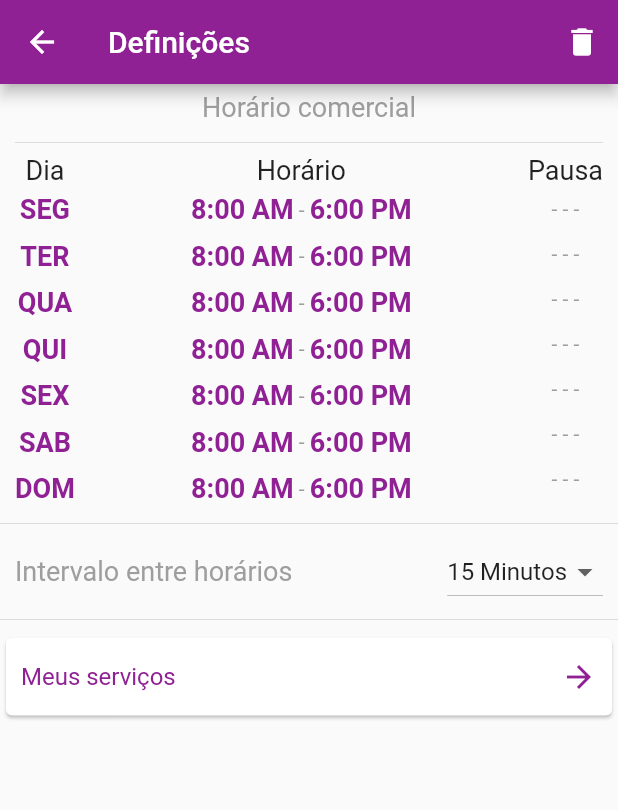
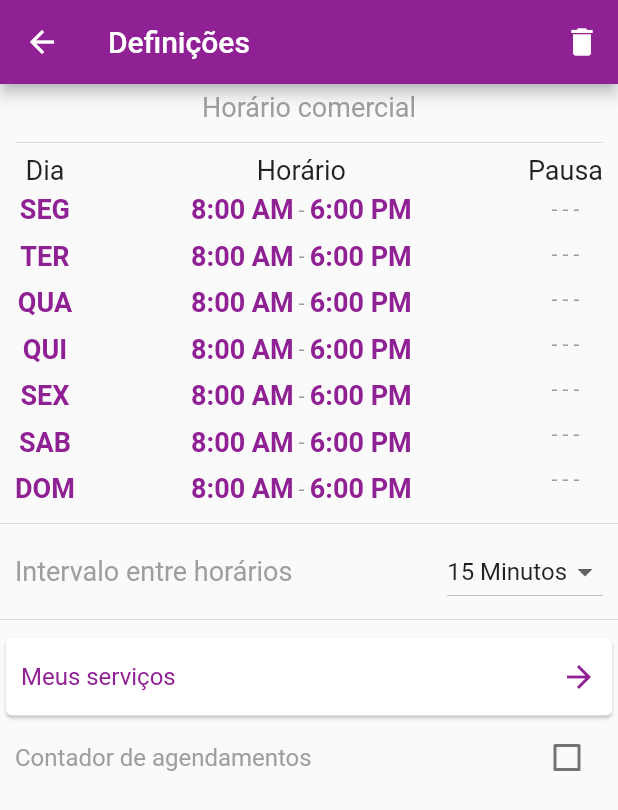
Before and after one commit to ranielison/agendamentos, a Flutter app: the SettingsView screen opened by its route, on a phone screen of 412 x 824 dp. Shown: the top 810 px of the screen. Run offline on Flutter 3.47's test engine with Material 2 defaults, Android fonts, the phone set to English and light mode, and no system bars; our stand-ins replace fluttertoast, get, hive, mask_text_input_formatter, table_calendar; missing offline and left inert: interval_time_picker; accounts and stored records are empty; generated files the repository leaves out were written again; statements that could not run were skipped.

Commit message:
feat: mostrando contador de agendamentos

```diff
--- a/lib/app/global/bindings/applicationBinding.dart
+++ b/lib/app/global/bindings/applicationBinding.dart
@@ -1,3 +1,4 @@
+import 'package:agendamentos/app/global/controllers/global_controller.dart';
 import 'package:agendamentos/app/global/helpers/local_data_helper.dart';
 import 'package:get/get.dart';
 import 'package:uuid/uuid.dart';
@@ -7,5 +8,6 @@ class ApplicationBinding implements Bindings {
   void dependencies() {
     Get.put<LocalDataHelper>(LocalDataHelper());
     Get.put<Uuid>(Uuid());
+    Get.put<GlobalController>(GlobalController());
   }
 }
--- /dev/null
+++ b/lib/app/global/controllers/global_controller.dart
@@ -0,0 +1,10 @@
+import 'package:get/get.dart';
+
+class GlobalController extends GetxController {
+  RxBool _showEventAmount = false.obs;
+  bool get showEventAmount => _showEventAmount.value;
+
+  void setShowEventAmount(bool value) {
+    _showEventAmount.value = value;
+  }
+}
--- a/lib/app/modules/agenda/controllers/agenda_controller.dart
+++ b/lib/app/modules/agenda/controllers/agenda_controller.dart
@@ -157,9 +157,10 @@ class AgendaController extends GetxController
 
     _selectedEvents.add(ag);
     if (_events[key] != null) {
-      _events[key].add(ag);
+      _events[key] = [..._events[key], ag];
     } else {
-      _events[key] = [ag];
+      _events.putIfAbsent(key, () => [ag]);
+      refresh();
     }
   }
 
--- a/lib/app/modules/agenda/widgets/list_agendamentos.dart
+++ b/lib/app/modules/agenda/widgets/list_agendamentos.dart
@@ -1,5 +1,6 @@
 import 'package:agendamentos/app/data/models/agendamento.dart';
 import 'package:agendamentos/app/modules/lista_horarios/widgets/item_agendamento.dart';
+import 'package:agendamentos/app/utils/no_animation_list.dart';
 import 'package:flutter/material.dart';
 
 class ListAgendamentos extends StatelessWidget {
@@ -12,13 +13,15 @@ class ListAgendamentos extends StatelessWidget {
 
   @override
   Widget build(BuildContext context) {
-    return ListView.builder(
+    return NoAnimationList(
+      child: ListView.builder(
         itemCount: agendamentos?.length ?? 0,
         itemBuilder: (_, index) {
           return ItemAgendamento(
             agendamento: agendamentos[index],
           );
         },
+      ),
     );
   }
 }
--- a/lib/app/modules/settings/views/settings_view.dart
+++ b/lib/app/modules/settings/views/settings_view.dart
@@ -1,3 +1,4 @@
+import 'package:agendamentos/app/global/controllers/global_controller.dart';
 import 'package:agendamentos/app/global/helpers/local_data_helper.dart';
 import 'package:agendamentos/app/modules/settings/widgets/horario_comercial.dart';
 import 'package:agendamentos/app/routes/app_pages.dart';
@@ -7,6 +8,8 @@ import 'package:agendamentos/app/modules/settings/controllers/settings_controlle
 
 class SettingsView extends GetView<SettingsController> {
   final _localDataHelper = Get.find<LocalDataHelper>();
+  final _globalController = Get.find<GlobalController>();
+
   @override
   Widget build(BuildContext context) {
     return Scaffold(
@@ -97,6 +100,28 @@ class SettingsView extends GetView<SettingsController> {
                 ),
               ),
             ),
+          ),
+          Padding(
+            padding: const EdgeInsets.symmetric(horizontal: 10.0),
+            child: Obx(
+              () => Row(
+                children: [
+                  Text(
+                    'Contador de agendamentos',
+                    style: TextStyle(
+                      color: Colors.grey,
+                      fontSize: 16,
+                    ),
+                  ),
+                  Spacer(),
+                  Checkbox(
+                    value: _globalController.showEventAmount,
+                    activeColor: Get.theme.primaryColor,
+                    onChanged: _globalController.setShowEventAmount,
+                  ),
+                ],
+              ),
+            ),
           )
         ],
       ),
```
Also changed, not shown: lib/app/modules/agenda/widgets/calendar.dart (+12 -7 lines), lib/app/modules/agenda/widgets/event_marker.dart (+2 -5 lines). Lines whose indentation alone changed are shown as unchanged.
